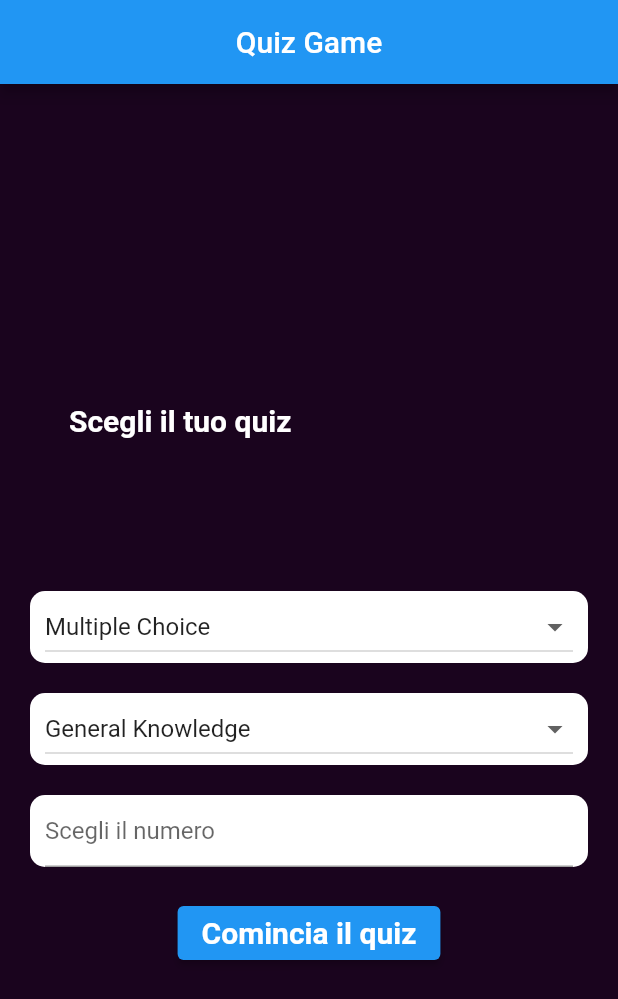
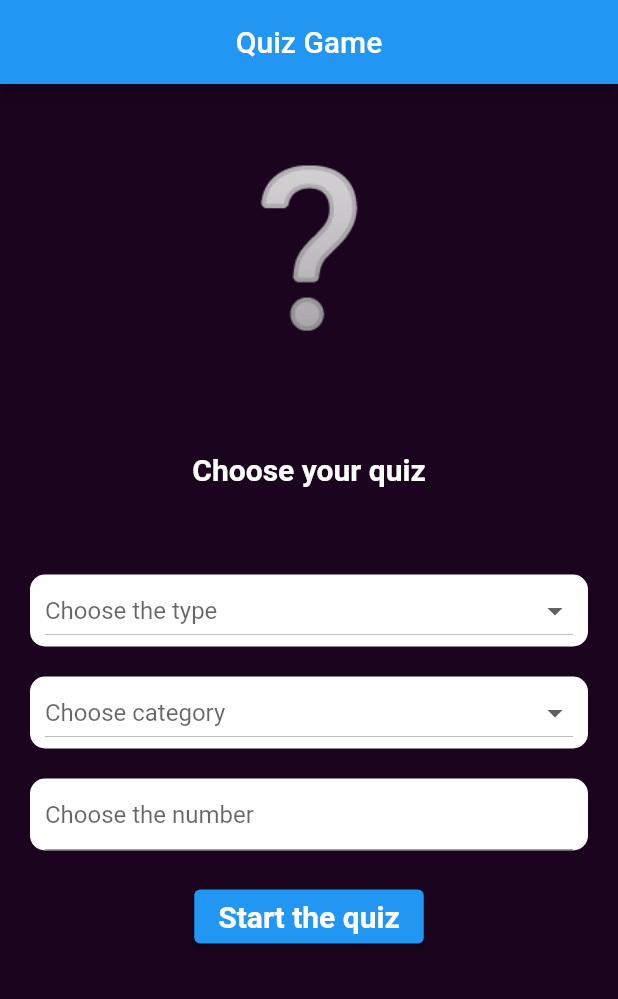
Before and after one commit to andimin182/quizGame, a Flutter app: the screen it shows after launch, on a phone screen of 412 x 824 dp. Shown: the top 999 px of the screen. Run offline on Flutter 3.47's test engine with Material 2 defaults, Android fonts, the phone set to English and light mode, and no system bars; our stand-ins replace auto_route, bloc, dartz, equatable, firebase_auth, firebase_core and 4 more; missing offline and left inert: html_character_entities; accounts and stored records are empty.

```diff
--- a/lib/domain/core/value_failures.dart
+++ b/lib/domain/core/value_failures.dart
@@ -7,11 +7,15 @@ part 'value_failures.freezed.dart';
 ///  we use freezed package for union
 @freezed
 abstract class ValueFailure<T> with _$ValueFailure<T> {
-  /// 2 Union case: InvalidEmail, InvalidPassword
+  /// 2 Union case: InvalidEmail, InvalidPassword for Auth feature
+  /// 3: InvalidCategory, InvalidType and InvalidAmount for Quiz feature
   const factory ValueFailure.invalidEmail({
     required String failedValue,
   }) = InvalidEmail<T>;
   const factory ValueFailure.invalidPassword({
     required String failedValue,
   }) = InvalidPassword<T>;
+  const factory ValueFailure.invalidAmount({
+    required String failedValue,
+  }) = InvalidAmount<T>;
 }
--- a/lib/presentation/bloc/auth/sign_in_bloc.dart
+++ b/lib/presentation/bloc/auth/sign_in_bloc.dart
@@ -64,7 +64,10 @@ class SignInBloc extends Bloc<SignInEvent, SignInState> {
 
     if (state.email.isValid() && state.password.isValid()) {
       emit(
-        state.copyWith(isSubmitting: true, authFailureOrSuccessOption: none()),
+        state.copyWith(
+          isSubmitting: true,
+          authFailureOrSuccessOption: none(),
+        ),
       );
 
       failureOrSuccess = await forwardedCall(
--- a/lib/presentation/bloc/quiz/quiz_state.dart
+++ b/lib/presentation/bloc/quiz/quiz_state.dart
@@ -5,7 +5,8 @@ class QuizState with _$QuizState {
   const factory QuizState({
     required bool isLoading,
     required bool isLoaded,
-    required bool isError,
+    required bool isSubmitting,
+    required bool showError,
     required String category,
     required String type,
     required String amount,
@@ -13,12 +14,13 @@ class QuizState with _$QuizState {
   }) = _QuizState;
 
   factory QuizState.initial() {
-    return QuizState(
+    return const QuizState(
       isLoading: false,
       isLoaded: false,
-      isError: false,
-      category: Category.initStateValue(),
-      type: Type.initStateValue(),
+      isSubmitting: false,
+      showError: false,
+      category: '',
+      type: '',
       amount: '',
       results: [],
     );
--- a/lib/presentation/common/input_type_category.dart
+++ b/lib/presentation/common/input_type_category.dart
@@ -1,4 +1,4 @@
-class Category {
+class CategoryData {
   static const Map<String, String> categories = {
     'General Knowledge': '9',
     'Entertainment: Books': '10',
@@ -16,24 +16,13 @@ class Category {
   static String initStateValue() => categories[0] ?? '9';
 }
 
-class Type {
-  static const type = [
-    'Multiple Choice',
-    'True/False',
-  ];
+class TypeData {
+  static const Map<String, String> type = {
+    "Multiple Choice": "multiple",
+    "True/False": "boolean",
+  };
 
-  static String initStateKey() => type[0];
+  static String initStateKey() => type.keys.toList()[0];
 
-  static String initStateValue() {
-    final map = getMap();
-    return map[0] ?? 'multiple';
-  }
-
-  static Map<String, String> getMap() {
-    final map = <String, String>{
-      "Multiple Choice": "multiple",
-      "True/False": "boolean",
-    };
-    return map;
-  }
+  static String initStateValue() => type[0] ?? 'multiple';
 }
--- a/lib/presentation/common/widget/quiz/input_card.dart
+++ b/lib/presentation/common/widget/quiz/input_card.dart
@@ -14,6 +14,7 @@ Widget inputQuestionCard({
       color: colorBg,
       borderRadius: BorderRadius.circular(30),
     ),
+    child: Center(
       child: Text(
         answer,
         style: TextStyle(
@@ -22,5 +23,6 @@ Widget inputQuestionCard({
           fontSize: 20,
         ),
       ),
+    ),
   );
 }
--- a/lib/presentation/common/widget/quiz/input_widget.dart
+++ b/lib/presentation/common/widget/quiz/input_widget.dart
@@ -15,10 +15,8 @@ class InputWidget extends StatefulWidget {
 
 class _InputWidgetState extends State<InputWidget> {
   late TextEditingController amountController;
-  String categoryValue = Category.initStateKey();
-  String defaultCategory = Category.initStateKey();
-  String typeValue = Type.initStateKey();
-  String defaultType = Type.initStateKey();
+  String? categoryValue;
+  String? typeValue;
 
   @override
   void initState() {
@@ -34,7 +32,8 @@ class _InputWidgetState extends State<InputWidget> {
 
   @override
   Widget build(BuildContext context) {
-    return Column(
+    return Form(
+      child: Column(
         children: [
           Container(
             padding: const EdgeInsets.only(
@@ -44,17 +43,18 @@ class _InputWidgetState extends State<InputWidget> {
             decoration: BoxDecoration(
                 color: Colors.white, borderRadius: BorderRadius.circular(10)),
             child: DropdownButton<String>(
+              hint: const Text('Choose the type'),
               isExpanded: true,
               value: typeValue,
               onChanged: (String? newValue) {
-              BlocProvider.of<QuizBloc>(context).add(
-                QuizEvent.typeChanged(Type.getMap()[newValue] ?? ''),
-              );
                 setState(() {
-                typeValue = newValue ?? defaultType;
+                  typeValue = newValue;
                 });
+                final value = TypeData.type[newValue];
+                BlocProvider.of<QuizBloc>(context)
+                    .add(QuizEvent.typeChanged(value ?? ''));
               },
-            items: Type.type
+              items: TypeData.type.keys
                   .map<DropdownMenuItem<String>>(
                     (category) => DropdownMenuItem<String>(
                       value: category,
@@ -73,18 +73,20 @@ class _InputWidgetState extends State<InputWidget> {
             decoration: BoxDecoration(
                 color: Colors.white, borderRadius: BorderRadius.circular(10)),
             child: DropdownButton<String>(
+              disabledHint: const Text('Choose category'),
+              hint: const Text('Choose category'),
               isExpanded: true,
               value: categoryValue,
               onChanged: (String? newValue) {
+                setState(() {
+                  categoryValue = newValue;
+                });
+                final value = CategoryData.categories[newValue];
                 BlocProvider.of<QuizBloc>(context).add(
-                QuizEvent.categoryChanged(Category.categories[newValue] ?? ''),
+                  QuizEvent.categoryChanged(value ?? ''),
                 );
-              setState(() {
-                categoryValue = newValue ?? defaultCategory;
-              });
               },
-            items: Category.categories.keys
-                .toList()
+              items: CategoryData.categories.keys
                   .map<DropdownMenuItem<String>>(
                     (category) => DropdownMenuItem<String>(
                       value: category,
@@ -101,16 +103,20 @@ class _InputWidgetState extends State<InputWidget> {
               right: 10,
             ),
             decoration: BoxDecoration(
-              color: Colors.white, borderRadius: BorderRadius.circular(10)),
+              color: Colors.white,
+              borderRadius: BorderRadius.circular(10),
+            ),
             child: TextField(
               onChanged: (value) {
                 BlocProvider.of<QuizBloc>(context).add(
-                QuizEvent.amountChanged(value),
+                  QuizEvent.amountChanged(
+                    value,
+                  ),
                 );
               },
               controller: amountController,
               decoration: const InputDecoration(
-              hintText: 'Scegli il numero',
+                hintText: 'Choose the number',
               ),
             ),
           ),
@@ -120,10 +126,11 @@ class _InputWidgetState extends State<InputWidget> {
               BlocProvider.of<QuizBloc>(context).add(
                 const QuizEvent.getQuizPressed(),
               );
-            context.router.replace(const QuizRoute());
+
+              context.router.push(const QuizRoute());
             },
             child: const Text(
-            'Comincia il quiz',
+              'Start the quiz',
               style: TextStyle(
                 fontWeight: FontWeight.bold,
                 fontSize: 20,
@@ -132,6 +139,7 @@ class _InputWidgetState extends State<InputWidget> {
             ),
           ),
         ],
+      ),
     );
   }
 }
--- a/lib/presentation/screens/quiz/home_page.dart
+++ b/lib/presentation/screens/quiz/home_page.dart
@@ -22,13 +22,21 @@ class _HomePageState extends State<HomePage> {
       body: SafeArea(
         child: Padding(
           padding: const EdgeInsets.only(left: 20, right: 20),
+          child: SingleChildScrollView(
             child: Column(
               mainAxisAlignment: MainAxisAlignment.center,
               children: [
+                const VerticalSpace(size: 50),
+                const Text(
+                  '❔',
+                  style: TextStyle(
+                    fontSize: 100,
+                  ),
+                ),
                 const VerticalSpace(size: 20),
                 inputQuestionCard(
                   height: 140,
-                answer: 'Scegli il tuo quiz',
+                  answer: 'Choose your quiz',
                   colorString: Colors.white,
                   colorBg: mainColor,
                 ),
@@ -37,6 +45,7 @@ class _HomePageState extends State<HomePage> {
             ),
           ),
         ),
+      ),
     );
   }
 }
--- a/lib/presentation/screens/quiz/quiz_page.dart
+++ b/lib/presentation/screens/quiz/quiz_page.dart
@@ -13,7 +13,7 @@ class QuizPage extends StatelessWidget {
       builder: (context, state) {
         if (state.isLoading) {
           return const InProgress();
-        } else if (state.isError) {
+        } else if (state.showError) {
           return Scaffold(
             backgroundColor: const Color.fromARGB(255, 26, 4, 30),
             appBar: AppBar(
@@ -34,7 +34,9 @@ class QuizPage extends StatelessWidget {
             questions: state.results,
           );
         }
-        return const Text('Unexpected error...');
+        return const Center(
+          child: Text('Unexpected error...'),
+        );
       },
     );
   }
--- a/lib/presentation/screens/quiz/results_page.dart
+++ b/lib/presentation/screens/quiz/results_page.dart
@@ -35,7 +35,7 @@ class ResultsPage extends StatelessWidget {
                 ),
               ),
               Text(
-                '$results/',
+                '$results/$length',
                 style: const TextStyle(
                   fontWeight: FontWeight.bold,
                   fontSize: 50,
--- a/pubspec.yaml
+++ b/pubspec.yaml
@@ -53,6 +53,7 @@ dependencies:
   firebase_auth: ^3.8.0
   injectable: ^1.5.3
   injectable_generator: ^1.5.4
+  dropdown_formfield: ^0.1.4
 
 dev_dependencies:
   flutter_test:
```
Also changed, not shown: lib/domain/core/validators.dart (+9 -0 lines), lib/domain/core/value_objects.dart (+24 -1 lines), lib/domain/quiz/quiz_value_objects_impl.dart (added, +26 -0 lines), lib/presentation/bloc/quiz/quiz_bloc.dart (+4 -20 lines), lib/presentation/common/widget/quiz/quiz_page_widget.dart (+4 -11 lines), lib/domain/core/value_failures.freezed.dart, lib/presentation/bloc/quiz/quiz_bloc.freezed.dart, pubspec.lock. Lines whose indentation alone changed are shown as unchanged.
